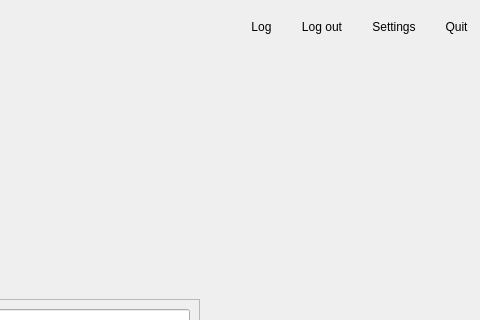
First picture: the form in Include/imtgui/CThumbnailDecoratorGuiComp.ui, repository ImagingTools/ImtCore, before the edit; both pictures show x 491 to 971 and y 0 to 320 of the 971 by 641 pixel window.
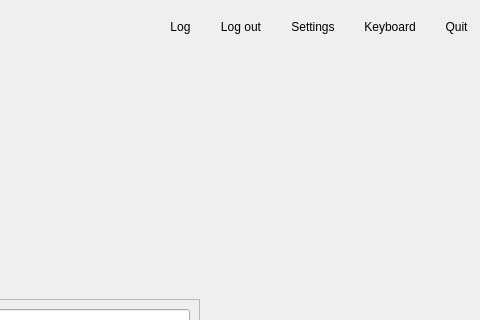
Second picture: the form after the edit. Icons and pictures are not drawn.

Commit message: Keyboard button added

```diff
--- a/Include/imtgui/CThumbnailDecoratorGuiComp.ui
+++ b/Include/imtgui/CThumbnailDecoratorGuiComp.ui
@@ -344,6 +344,26 @@
         </property>
        </widget>
       </item>
+      <item>
+       <widget class="QToolButton" name="KeyboardButton">
+        <property name="text">
+         <string>Keyboard</string>
+        </property>
+        <property name="icon">
+         <iconset resource="imtgui.qrc">
+          <normaloff>:/Icons/Keyboard</normaloff>:/Icons/Keyboard</iconset>
+        </property>
+        <property name="iconSize">
+         <size>
+          <width>24</width>
+          <height>24</height>
+         </size>
+        </property>
+        <property name="autoRaise">
+         <bool>true</bool>
+        </property>
+       </widget>
+      </item>
       <item>
        <widget class="QToolButton" name="ExitButton">
         <property name="text">
```
